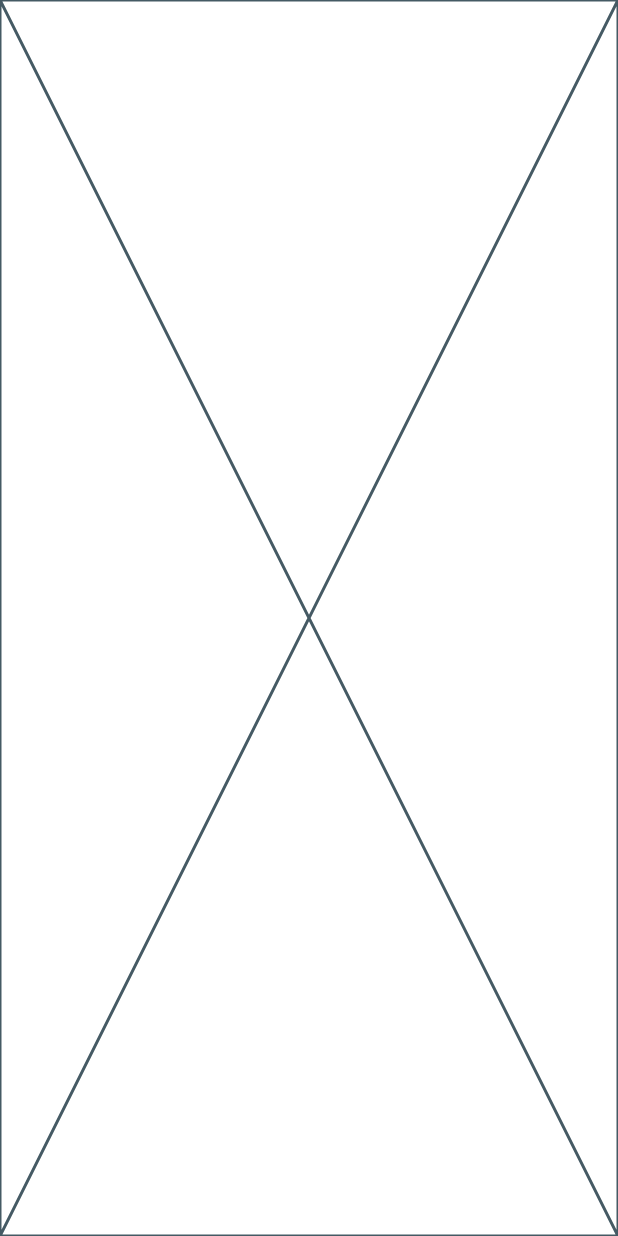
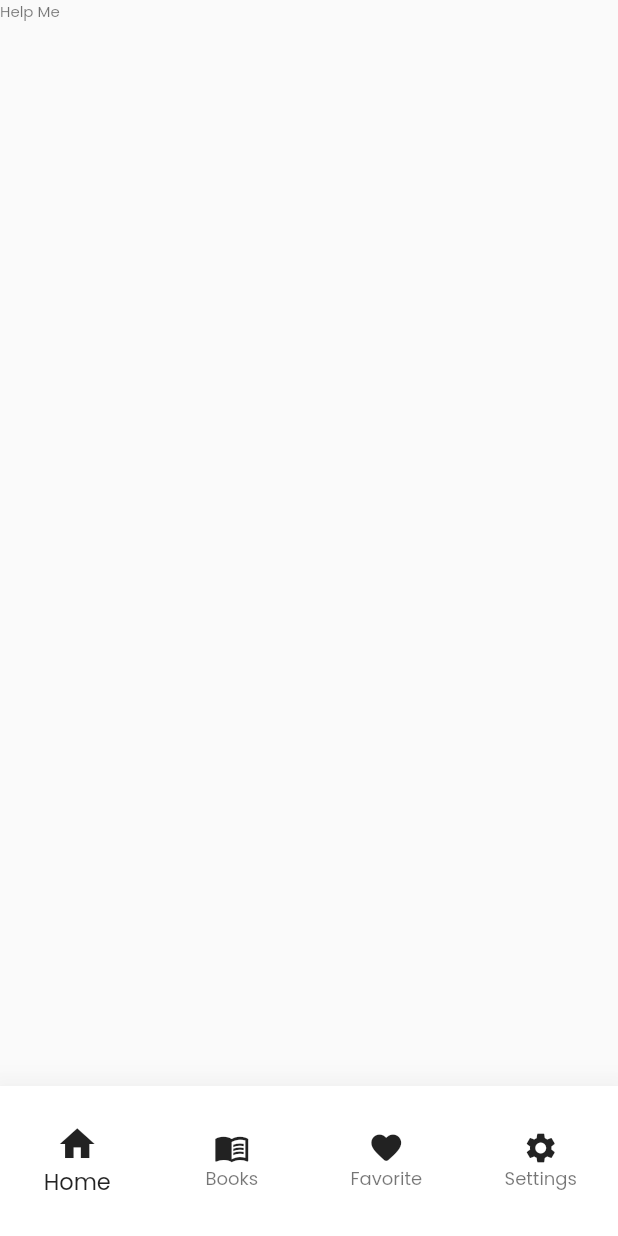
Before and after one commit to Presheda/bibleapp, a Flutter app: the screen it shows after launch, on a phone screen of 412 x 824 dp. Run offline on Flutter 3.47's test engine with Material 2 defaults, Android fonts, the phone set to English and light mode, and no system bars; drawn by our look-alikes of animated_bottom_navigation_bar; our stand-ins replace equatable, flutter_bloc, google_fonts.

Commit message:
Minor changes

```diff
--- a/lib/app/app_export.dart
+++ b/lib/app/app_export.dart
@@ -1 +1,3 @@
 export 'bible_app.dart';
+export 'app_route.dart';
+export 'view/splash_screen.dart';
--- a/lib/app/app_route.dart
+++ b/lib/app/app_route.dart
@@ -0,0 +1,28 @@
+import 'package:bibleapp/app/app_export.dart';
+import 'package:bibleapp/dashboard/dashboard_export.dart';
+import 'package:flutter/material.dart';
+
+class AppRouteNames {
+  static const initialRoute = "/";
+  static const dashboard = "/dashboard";
+}
+
+class AppRoute {
+  Route onGenerateRoute(RouteSettings routeSettings) {
+    late Widget widget;
+
+    switch (routeSettings.name) {
+      case AppRouteNames.initialRoute:
+        widget = SplashScreen();
+        break;
+
+      case AppRouteNames.dashboard:
+        widget = DashboardScreen();
+        break;
+    }
+
+    return MaterialPageRoute(builder: (_) => widget);
+  }
+
+  void close() {}
+}
--- a/lib/app/bible_app.dart
+++ b/lib/app/bible_app.dart
@@ -1,12 +1,28 @@
+import 'package:bibleapp/app/app_export.dart';
 import 'package:flutter/material.dart';
 
-class BibleApp extends StatelessWidget {
+class BibleApp extends StatefulWidget {
   const BibleApp({Key? key}) : super(key: key);
 
   @override
+  State<BibleApp> createState() => _BibleAppState();
+}
+
+class _BibleAppState extends State<BibleApp> {
+  late AppRoute appRoute;
+
+  @override
+  void initState() {
+    super.initState();
+    appRoute = AppRoute();
+  }
+
+  @override
   Widget build(BuildContext context) {
-    return const Placeholder(
-
+    return MaterialApp(
+      onGenerateRoute: appRoute.onGenerateRoute,
+      initialRoute: AppRouteNames.initialRoute,
+      debugShowCheckedModeBanner: false,
     );
   }
 }
--- /dev/null
+++ b/lib/dashboard/bloc/dashboard_event.dart
@@ -0,0 +1,3 @@
+class DashBoardEvent {
+
+}
--- /dev/null
+++ b/lib/dashboard/bloc/dashboard_state.dart
@@ -0,0 +1,6 @@
+import 'package:equatable/equatable.dart';
+class DashBoardState extends Equatable {
+  @override
+  List<Object?> get props => [];
+
+}
--- /dev/null
+++ b/lib/dashboard/dashboard_export.dart
@@ -0,0 +1,2 @@
+export 'package:bibleapp/dashboard/view/dashboard_screen.dart';
+export 'package:bibleapp/dashboard/widget/export_widgets.dart';
--- /dev/null
+++ b/lib/dashboard/view/dashboard_screen.dart
@@ -0,0 +1,33 @@
+import 'package:bibleapp/dashboard/widget/export_widgets.dart';
+import 'package:bibleapp/widgets/widget_export.dart';
+import 'package:flutter/material.dart';
+
+class DashboardScreen extends StatefulWidget {
+  const DashboardScreen({Key? key}) : super(key: key);
+
+  @override
+  State<DashboardScreen> createState() => _DashboardScreenState();
+}
+
+class _DashboardScreenState extends State<DashboardScreen> {
+
+  int index = 0;
+
+  @override
+  Widget build(BuildContext context) {
+    return Scaffold(
+      body: Column(
+        children: [CustomText(title: "Help Me")],
+      ),
+      bottomNavigationBar: BibleBottomNavBar(
+          index: index,
+          onTap: (index) {
+            print("Nothing much happened $index");
+
+            setState(() {
+              this.index = index;
+            });
+          }),
+    );
+  }
+}
--- a/lib/dashboard/widget/bottom_nav.dart
+++ b/lib/dashboard/widget/bottom_nav.dart
@@ -1,5 +1,6 @@
 import 'package:animated_bottom_navigation_bar/animated_bottom_navigation_bar.dart';
 import 'package:flutter/material.dart';
+import 'package:google_fonts/google_fonts.dart';
 
 class BibleBottomNavBar extends StatelessWidget {
   final int index;
@@ -21,8 +22,9 @@ class BibleBottomNavBar extends StatelessWidget {
       leftCornerRadius: 25,
       rightCornerRadius: 25,
       onTap: onTap,
-      itemCount: 5,
+      itemCount: 4,
       tabBuilder: (int index, bool isActive) {
+
         late IconData icon;
         late String iconTitle;
         switch (index) {
@@ -69,7 +71,13 @@ class BibleBottomNavBar extends StatelessWidget {
                       .unselectedItemColor,
               size: isActive ? 28 : 24,
             ),
-            Text(iconTitle)
+            Text(iconTitle,
+
+            style: GoogleFonts.poppins(
+              color: isActive ? null : Theme.of(context).textTheme.bodySmall!.color,
+              fontSize: isActive ? 15 : 12,
+            ),
+            )
           ],
         );
       },
--- a/lib/dashboard/widget/export_widgets.dart
+++ b/lib/dashboard/widget/export_widgets.dart
@@ -0,0 +1 @@
+export 'bottom_nav.dart';
```
Also changed, not shown: lib/app/view/splash_screen.dart (added, +40 -0 lines), lib/dashboard/bloc/dashboard_bloc.dart (added, +10 -0 lines), lib/dashboard/dashboard.dart (deleted), 2 other files.
